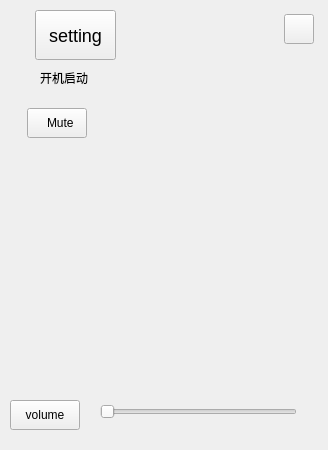
Old version of the form src/plugins/ukui-clock/setupPage.ui in the repository ukui/ukui-sidebar.
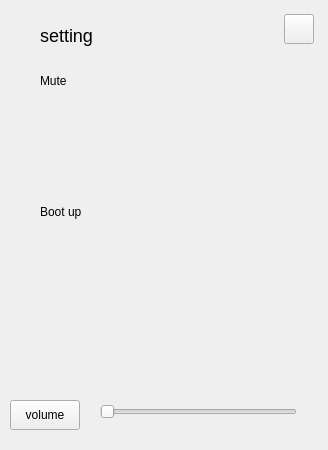
New version of the form. Icons and pictures are not drawn.

```diff
--- a/src/plugins/ukui-clock/setupPage.ui
+++ b/src/plugins/ukui-clock/setupPage.ui
@@ -32,7 +32,7 @@
     <property name="geometry">
      <rect>
       <x>236</x>
-      <y>66</y>
+      <y>200</y>
       <width>50</width>
       <height>24</height>
      </rect>
@@ -53,7 +53,7 @@
     <property name="geometry">
      <rect>
       <x>236</x>
-      <y>108</y>
+      <y>66</y>
       <width>50</width>
       <height>24</height>
      </rect>
@@ -86,36 +86,6 @@
      <enum>Qt::Horizontal</enum>
     </property>
    </widget>
-   <widget class="QPushButton" name="pushButton_4">
-    <property name="geometry">
-     <rect>
-      <x>35</x>
-      <y>10</y>
-      <width>81</width>
-      <height>50</height>
-     </rect>
-    </property>
-    <property name="styleSheet">
-     <string notr="true">font:  &quot;Noto Sans Bengali&quot;;
-font-size:18px;</string>
-    </property>
-    <property name="text">
-     <string>setting</string>
-    </property>
-   </widget>
-   <widget class="QPushButton" name="pushButton_5">
-    <property name="geometry">
-     <rect>
-      <x>27</x>
-      <y>108</y>
-      <width>60</width>
-      <height>30</height>
-     </rect>
-    </property>
-    <property name="text">
-     <string>  Mute</string>
-    </property>
-   </widget>
    <widget class="QPushButton" name="pushButton_6">
     <property name="geometry">
      <rect>
@@ -133,13 +103,13 @@
     <property name="geometry">
      <rect>
       <x>40</x>
-      <y>66</y>
+      <y>200</y>
       <width>68</width>
       <height>23</height>
      </rect>
     </property>
     <property name="text">
-     <string>开机启动</string>
+     <string>Boot up</string>
     </property>
    </widget>
    <widget class="QPushButton" name="closeBtn">
@@ -167,6 +137,36 @@
      <string/>
     </property>
    </widget>
+   <widget class="QLabel" name="label_2">
+    <property name="geometry">
+     <rect>
+      <x>40</x>
+      <y>10</y>
+      <width>81</width>
+      <height>50</height>
+     </rect>
+    </property>
+    <property name="styleSheet">
+     <string notr="true">font:  &quot;Noto Sans Bengali&quot;;
+font-size:18px;</string>
+    </property>
+    <property name="text">
+     <string>setting</string>
+    </property>
+   </widget>
+   <widget class="QLabel" name="label_3">
+    <property name="geometry">
+     <rect>
+      <x>40</x>
+      <y>66</y>
+      <width>68</width>
+      <height>30</height>
+     </rect>
+    </property>
+    <property name="text">
+     <string>Mute</string>
+    </property>
+   </widget>
   </widget>
  </widget>
  <resources/>
```
